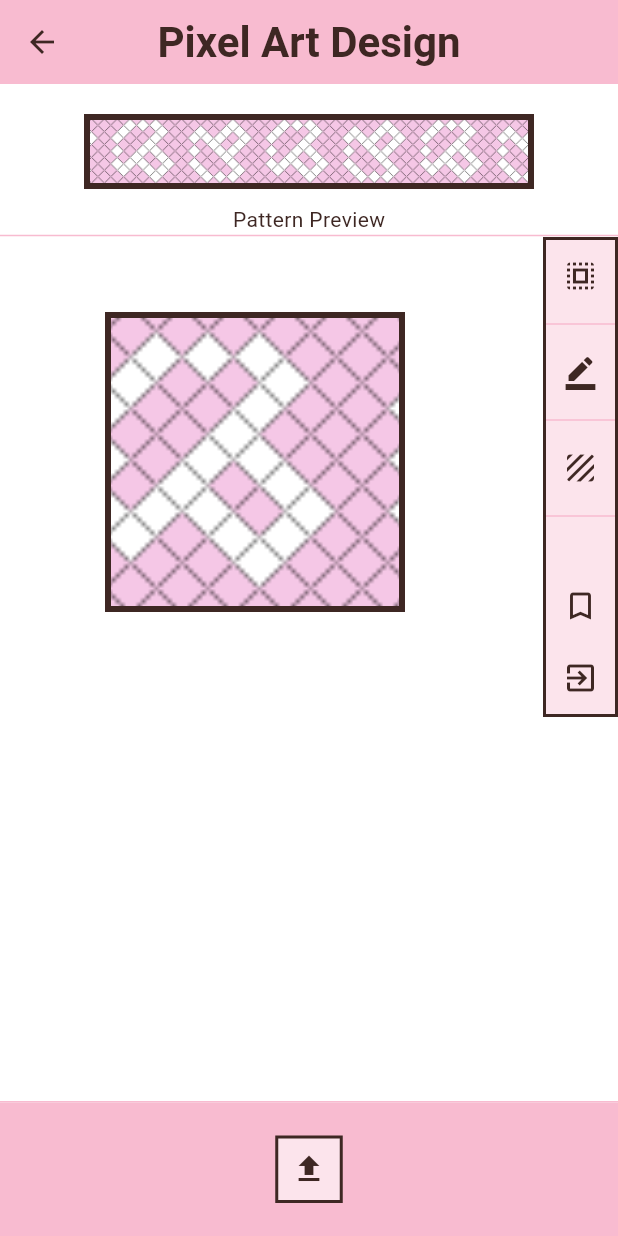
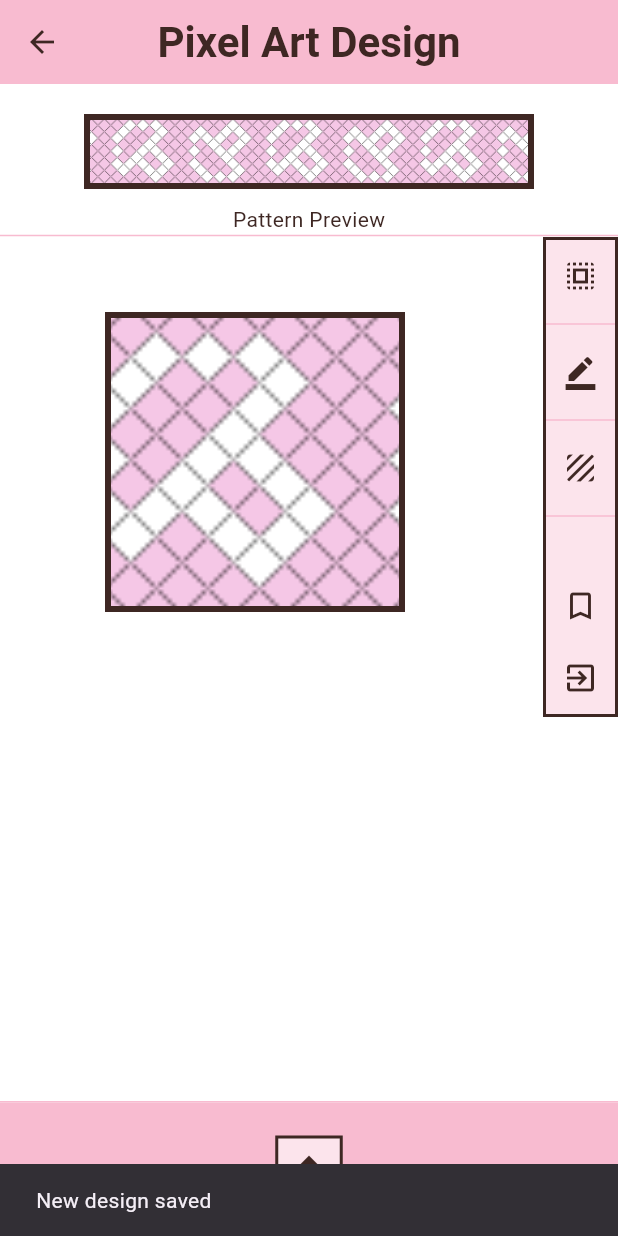
Before and after one commit to rmohl/Knot, a Flutter app: the PixelArtPage screen opened directly with empty values, after a tap on the "bookmark outline" icon, on a phone screen of 412 x 824 dp. Run offline on Flutter 3.47's test engine with Material 3 defaults, Android fonts, the light colour scheme and no system bars.

Commit message:
Snack bar for saves. View knot pattern page.

```diff
--- a/lib/CreatePatternPage.dart
+++ b/lib/CreatePatternPage.dart
@@ -20,11 +20,6 @@ class CreatePatternPage extends StatelessWidget {
               ),
             ),
           ),
-          Card(
-            child: ListTile(
-              title: Text('Normal Pattern'),
-            ),
-          ),
           GestureDetector(
             onTap: () {
               // Navigate to the detail page when the card is tapped
--- a/lib/PatternCard.dart
+++ b/lib/PatternCard.dart
@@ -1,5 +1,6 @@
 import 'package:flutter/material.dart';
 import 'package:knotsense/PixelArtEditPage.dart';
+import 'package:knotsense/ViewPatternPage.dart';
 
 import 'Design.dart';
 
@@ -28,7 +29,7 @@ class PatternCard extends StatelessWidget {
                     color: theme.primaryColorDark,
                   ),
                   image: DecorationImage(
-                    image: design.previewPath, // NetworkImage('https://flutter.github.io/assets-for-api-docs/assets/widgets/owl-2.jpg'),
+                    image: design.previewPath,
                     fit: BoxFit.cover,
                   ),
                 ),
@@ -43,7 +44,7 @@ class PatternCard extends StatelessWidget {
                       // Navigate to the edit page when the edit icon is tapped
                       Navigator.push(context, MaterialPageRoute<void>(
                         builder: (BuildContext context) {
-                          return PixelArtEditPage(index: index, theme: theme);
+                          return PixelArtEditPage(design: design, index: index, theme: theme);
                         },
                       ));
                     },
@@ -52,6 +53,11 @@ class PatternCard extends StatelessWidget {
                     icon: Icon(Icons.visibility, color: theme.primaryColorDark),
                     tooltip: 'View',
                     onPressed: () {
+                      Navigator.push(context, MaterialPageRoute<void>(
+                        builder: (BuildContext context) {
+                          return ViewPatternPage(design: design, index: index, theme: theme);
+                        },
+                      ));
                     },
                   ),
                 ],
--- a/lib/PixelArtEditPage.dart
+++ b/lib/PixelArtEditPage.dart
@@ -1,12 +1,14 @@
 import 'package:flutter/material.dart';
+import 'package:knotsense/Design.dart';
 import 'package:provider/provider.dart';
 import 'DesignListProvider.dart';
 
 class PixelArtEditPage extends StatelessWidget {
+  final Design design;
   final ThemeData theme;
   final int index;
 
-  PixelArtEditPage({super.key, required this.index, required this.theme});
+  PixelArtEditPage({super.key, required this.design, required this.index, required this.theme});
 
   @override
   Widget build(BuildContext context) {
@@ -28,8 +30,8 @@ class PixelArtEditPage extends StatelessWidget {
                 height: 50, // Adjust height as needed
                 decoration: BoxDecoration(
                   color: theme.primaryColorLight,
-                  image: const DecorationImage(
-                    image: AssetImage("assets/bracelet.png"), //NetworkImage('https://flutter.github.io/assets-for-api-docs/assets/widgets/owl-2.jpg'),
+                  image: DecorationImage(
+                    image: design.previewPath,
                     fit: BoxFit.cover,
                   ),
                   border: Border.all(
@@ -57,8 +59,8 @@ class PixelArtEditPage extends StatelessWidget {
                     height: 200, // Adjust height as needed
                     decoration: BoxDecoration(
                       color: theme.primaryColorLight,
-                      image: const DecorationImage(
-                        image: AssetImage("assets/bracelet.png"), //NetworkImage('https://flutter.github.io/assets-for-api-docs/assets/widgets/owl-2.jpg'),
+                      image: DecorationImage(
+                        image: design.pixelPath,
                         fit: BoxFit.cover,
                       ),
                       border: Border.all(
--- a/lib/PixelArtPage.dart
+++ b/lib/PixelArtPage.dart
@@ -114,11 +114,19 @@ class PixelArtPage extends StatelessWidget {
                           Design newDesign = Design(
                             previewPath: AssetImage("assets/bracelet.png"),
                             pixelPath: AssetImage("assets/bracelet.png"),
-                            knotPath: AssetImage("assets/bracelet.png"),
+                            knotPath: AssetImage("assets/pattern.png"),
                           );
 
-                          // Add the new design to the provider list
+                          /// Add the new design to the provider list
                           designListProvider.addDesign(newDesign);
+
+                          /// Notify the user
+                          ScaffoldMessenger.of(context).showSnackBar(
+                            const SnackBar(
+                              content: Text('New design saved'),
+                              duration: Duration(seconds: 2),
+                            ),
+                          );
                         },
                       ),
                       IconButton(
```
Also changed, not shown: lib/ViewPatternPage.dart (added, +79 -0 lines).
